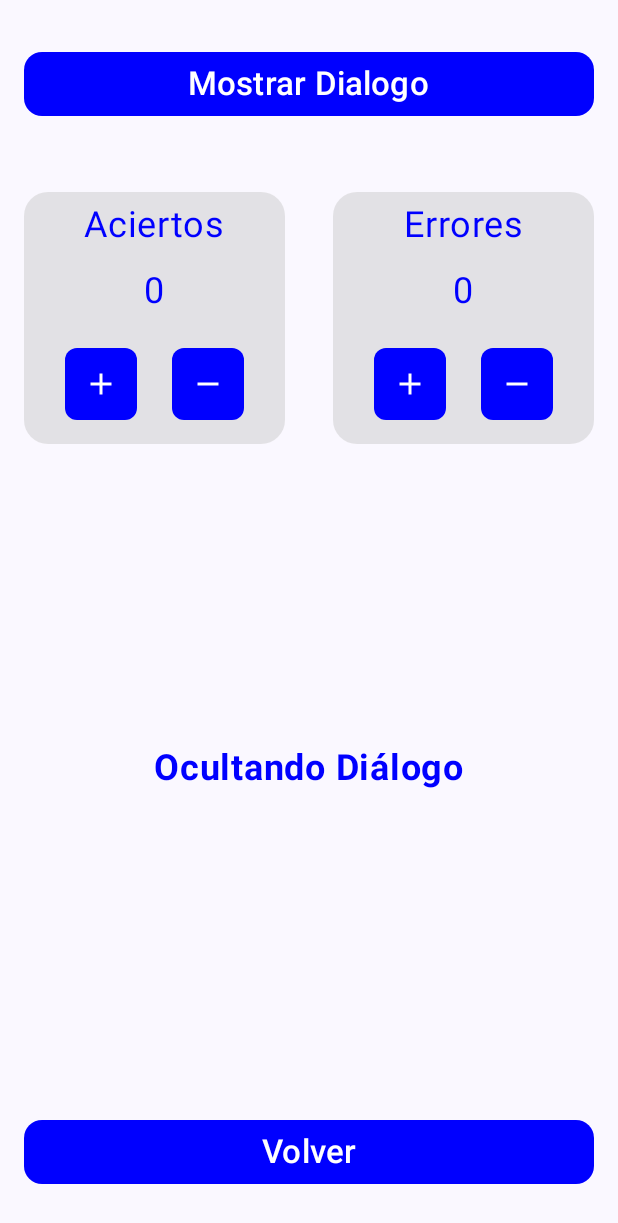
After one commit to juanfranj/AppJetpackComposeCatalogo, an Android app built with Jetpack Compose: the DialogoTablasScreen screen opened through its navigation route, on a phone screen of 412 x 824 dp. The commit adds this screen. Shown: the top 1223 px of the screen. Run offline under Robolectric (Android 15) with nearby library versions, the phone set to English and light mode, and no system bars; our stand-ins replace Dagger/Hilt's generated code, livedata-compose.

Commit message:
trabajando en diaolog AppMultiplicar

```diff
--- a/app/src/main/java/com/cursojetpackcompose/jetpackcomposecatalogomio/MainActivity.kt
+++ b/app/src/main/java/com/cursojetpackcompose/jetpackcomposecatalogomio/MainActivity.kt
@@ -50,6 +50,9 @@ import com.cursojetpackcompose.jetpackcomposecatalogomio.movimientoPrueba.ui.Mov
 import com.cursojetpackcompose.jetpackcomposecatalogomio.movimientoPrueba.ui.MovimientoPruebaViewModel
 import com.cursojetpackcompose.jetpackcomposecatalogomio.progressBar.ui.MyProgress
 import com.cursojetpackcompose.jetpackcomposecatalogomio.progressBar.ui.ProgressBarViewmodel
+import com.cursojetpackcompose.jetpackcomposecatalogomio.pruebas.dialogoTablasMultiplicar.ui.DialogoTablasScreen
+import com.cursojetpackcompose.jetpackcomposecatalogomio.pruebas.dialogoTablasMultiplicar.ui.DialogoTablasViewModel
+import com.cursojetpackcompose.jetpackcomposecatalogomio.pruebas.ui.PantallasPruebasScreen
 import com.cursojetpackcompose.jetpackcomposecatalogomio.ui.theme.JetpackComposeCatalogoMioTheme
 import dagger.hilt.android.AndroidEntryPoint
 
@@ -69,6 +72,7 @@ class MainActivity : ComponentActivity() {
     private val firebaseAnalyticsViewModel: FireBaseAnalyticsViewModel by viewModels()
     private val dragDropViewModel: DragDropViewModel by viewModels()
     private val movimientoPruebaViewModel: MovimientoPruebaViewModel by viewModels()
+    private val dialogoTablasViewModel: DialogoTablasViewModel by viewModels()
 
     override fun onCreate(savedInstanceState: Bundle?) {
         super.onCreate(savedInstanceState)
@@ -210,6 +214,14 @@ class MainActivity : ComponentActivity() {
 
                             MovimientoPrueba(navigationController, movimientoPruebaViewModel)
                         }
+                        //Pantalla Pruebas
+                        composable(route = Routes.PantallaPrueba.route) {
+                            PantallasPruebasScreen(navigationController = navigationController)
+                        }
+                        //Pantalla DiaologoAppMultiplicar
+                        composable(route = Routes.DialogoAppMultiplicar.route) {
+                            DialogoTablasScreen(navigationController, dialogoTablasViewModel)
+                        }
                     }
                 }
             }
--- a/app/src/main/java/com/cursojetpackcompose/jetpackcomposecatalogomio/home/Home.kt
+++ b/app/src/main/java/com/cursojetpackcompose/jetpackcomposecatalogomio/home/Home.kt
@@ -127,5 +127,15 @@ fun Home(navigationController: NavHostController) {
                 fontSize = MaterialTheme.typography.titleLarge.fontSize
             )
         }
+        Button(
+            onClick = { navigationController.navigate(Routes.PantallaPrueba.route) },
+            modifier = Modifier.width(300.dp),
+            shape = MaterialTheme.shapes.medium
+        ) {
+            Text(
+                text = "Pantallas De Pruebas",
+                fontSize = MaterialTheme.typography.titleLarge.fontSize
+            )
+        }
     }
 }
--- a/app/src/main/java/com/cursojetpackcompose/jetpackcomposecatalogomio/model/Routes.kt
+++ b/app/src/main/java/com/cursojetpackcompose/jetpackcomposecatalogomio/model/Routes.kt
@@ -32,7 +32,7 @@ sealed class Routes(val route: String) {
     object FireBaseAnalytics: Routes("fireBaseAnalytics")
     object MovimientoBoton: Routes("movimientoBoton")
     object MovimientoPrueba: Routes("movimientoPrueba")
-
-
+    object PantallaPrueba: Routes("pantallaPrueba")
+    object DialogoAppMultiplicar: Routes("diaoloAppMultiplicar")
 
 }
--- a/app/src/main/java/com/cursojetpackcompose/jetpackcomposecatalogomio/movimientoPrueba/ui/MovimientoPruebaScreen.kt
+++ b/app/src/main/java/com/cursojetpackcompose/jetpackcomposecatalogomio/movimientoPrueba/ui/MovimientoPruebaScreen.kt
@@ -68,7 +68,7 @@ fun MovimientoPrueba(
     val distance by movimientoPruebaViewModel.distance.observeAsState(0f)
     var showDialog by remember { mutableStateOf(false) }
 
-    val closeDistanceThreshold = 200f // Define the threshold for proximity
+    val closeDistanceThreshold = 300f // Define the threshold for proximity
 
     LaunchedEffect(distance) {
         if (distance < closeDistanceThreshold) {
@@ -98,12 +98,11 @@ fun MovimientoPrueba(
                 .fillMaxSize()
                 .padding(innerPadding)
         ) {
-            val animatedOffsetX = remember { Animatable(0f) }
-            val animatedOffsetY = remember { Animatable(0f) }
             val coroutineScope = rememberCoroutineScope()
             val animatedOffset = remember { Animatable(Offset.Zero, Offset.VectorConverter) }
 
             Column(
+
                 modifier = Modifier
                     .fillMaxSize()
                     .padding(innerPadding),
--- /dev/null
+++ b/app/src/main/java/com/cursojetpackcompose/jetpackcomposecatalogomio/pruebas/dialogoTablasMultiplicar/ui/DialogoTablasScreen.kt
@@ -0,0 +1,341 @@
+package com.cursojetpackcompose.jetpackcomposecatalogomio.pruebas.dialogoTablasMultiplicar.ui
+
+import androidx.compose.foundation.BorderStroke
+import androidx.compose.foundation.background
+import androidx.compose.foundation.layout.Arrangement
+import androidx.compose.foundation.layout.Box
+import androidx.compose.foundation.layout.Column
+import androidx.compose.foundation.layout.Row
+import androidx.compose.foundation.layout.Spacer
+import androidx.compose.foundation.layout.fillMaxSize
+import androidx.compose.foundation.layout.fillMaxWidth
+import androidx.compose.foundation.layout.height
+import androidx.compose.foundation.layout.padding
+import androidx.compose.foundation.shape.CircleShape
+import androidx.compose.foundation.shape.RoundedCornerShape
+import androidx.compose.material.icons.Icons
+import androidx.compose.material.icons.filled.Add
+import androidx.compose.material.icons.filled.Remove
+import androidx.compose.material3.Button
+import androidx.compose.material3.ButtonDefaults
+import androidx.compose.material3.Card
+import androidx.compose.material3.CardDefaults
+import androidx.compose.material3.Divider
+import androidx.compose.material3.ExperimentalMaterial3Api
+import androidx.compose.material3.Icon
+import androidx.compose.material3.IconButton
+import androidx.compose.material3.MaterialTheme
+import androidx.compose.material3.Scaffold
+import androidx.compose.material3.Text
+import androidx.compose.runtime.Composable
+import androidx.compose.runtime.getValue
+import androidx.compose.runtime.livedata.observeAsState
+import androidx.compose.runtime.rememberCoroutineScope
+import androidx.compose.ui.Alignment
+import androidx.compose.ui.Modifier
+import androidx.compose.ui.graphics.Color
+import androidx.compose.ui.res.stringResource
+import androidx.compose.ui.text.font.FontWeight
+import androidx.compose.ui.text.style.TextAlign
+import androidx.compose.ui.unit.dp
+import androidx.compose.ui.unit.sp
+import androidx.compose.ui.window.Dialog
+import androidx.compose.ui.window.DialogProperties
+import androidx.navigation.NavController
+import com.cursojetpackcompose.jetpackcomposecatalogomio.R
+import com.cursojetpackcompose.jetpackcomposecatalogomio.model.Routes
+import com.cursojetpackcompose.jetpackcomposecatalogomio.ui.theme.BotonAzul
+import com.cursojetpackcompose.jetpackcomposecatalogomio.ui.theme.TituloCard
+
+@OptIn(ExperimentalMaterial3Api::class)
+@Composable
+fun DialogoTablasScreen(
+    navigationController: NavController,
+    dialogoTablasViewModel: DialogoTablasViewModel
+) {
+
+    val showDialogo = dialogoTablasViewModel.showDialogo.observeAsState(initial = false)
+    val correctas by dialogoTablasViewModel.correctas.observeAsState(0)
+    val errores by dialogoTablasViewModel.errores.observeAsState(0)
+
+    Scaffold { conttenpadding ->
+        Column(
+            modifier = Modifier
+                .padding(conttenpadding)
+                .fillMaxSize(),
+            verticalArrangement = Arrangement.Center,
+            horizontalAlignment = Alignment.CenterHorizontally
+        ) {
+            Button(
+                onClick = {
+                    dialogoTablasViewModel.changeDialogo(navigationController)
+                },
+                modifier = Modifier
+                    .padding(vertical = 32.dp, horizontal = 16.dp)
+                    .fillMaxWidth(),
+                shape = MaterialTheme.shapes.medium,
+                colors = ButtonDefaults.buttonColors(
+                    containerColor = Color.Blue,
+                    contentColor = MaterialTheme.colorScheme.onPrimary
+                )
+            ) {
+                Text(
+                    text = "Mostrar Dialogo",
+                    fontSize = MaterialTheme.typography.titleLarge.fontSize
+                )
+            }
+            Row(Modifier.fillMaxWidth()) {
+                Column(
+                    modifier = Modifier
+                        .weight(1f)
+                        .padding(16.dp)
+                        .background(Color.LightGray.copy(alpha = 0.5f), RoundedCornerShape(16.dp)),
+                    horizontalAlignment = Alignment.CenterHorizontally
+                ) {
+                    Text(
+                        text = "Aciertos",
+                        modifier = Modifier.padding(vertical = 8.dp, horizontal = 16.dp),
+                        color = Color.Blue,
+                        fontSize = 24.sp,
+                    )
+                    Text(
+                        text = "$correctas",
+                        modifier = Modifier.padding(vertical = 8.dp, horizontal = 16.dp),
+                        color = Color.Blue,
+                        fontSize = 24.sp,
+                    )
+
+                    Box(
+                        modifier = Modifier
+                            .padding(16.dp)
+                            .fillMaxWidth(),
+                        contentAlignment = Alignment.Center
+                    ) {
+                        Row(
+                            modifier = Modifier.fillMaxWidth(),
+                            horizontalArrangement = Arrangement.SpaceAround
+                        ) {
+                            IconButton(
+                                onClick = { dialogoTablasViewModel.incrementarAciertos()},
+                                modifier = Modifier
+                                    .background(Color.Blue, RoundedCornerShape(8.dp))
+                            ) {
+                                Icon(
+                                    imageVector = Icons.Default.Add,
+                                    contentDescription = "Decrement",
+                                    tint = Color.White
+                                )
+                            }
+                            IconButton(
+                                onClick = { dialogoTablasViewModel.decrementarAciertos()},
+                                modifier = Modifier
+                                    .background(Color.Blue, RoundedCornerShape(8.dp))
+                            ) {
+                                Icon(
+                                    imageVector = Icons.Default.Remove,
+                                    contentDescription = "Increment",
+                                    tint = Color.White
+                                )
+                            }
+                        }
+                    }
+
+                }
+                Column(
+                    modifier = Modifier
+                        .weight(1f)
+                        .padding(16.dp)
+                        .background(Color.LightGray.copy(alpha = 0.5f), RoundedCornerShape(16.dp)),
+                    horizontalAlignment = Alignment.CenterHorizontally
+                ) {
+                    Text(
+                        text = "Errores",
+                        modifier = Modifier.padding(vertical = 8.dp, horizontal = 16.dp),
+                        color = Color.Blue,
+                        fontSize = 24.sp,
+                    )
+                    Text(
+                        text = "$errores",
+                        modifier = Modifier.padding(vertical = 8.dp, horizontal = 16.dp),
+                        color = Color.Blue,
+                        fontSize = 24.sp,
+                    )
+                    Box(
+                        modifier = Modifier
+                            .padding(16.dp)
+                            .fillMaxWidth(),
+                        contentAlignment = Alignment.Center
+                    ) {
+                        Row(
+                            modifier = Modifier.fillMaxWidth(),
+                            horizontalArrangement = Arrangement.SpaceAround
+                        ) {
+                            IconButton(
+                                onClick = {dialogoTablasViewModel.incrementarErrores() },
+                                modifier = Modifier
+                                    .background(Color.Blue, RoundedCornerShape(8.dp))
+                            ) {
+                                Icon(
+                                    imageVector = Icons.Default.Add,
+                                    contentDescription = "Decrement",
+                                    tint = Color.White
+                                )
+                            }
+                            IconButton(
+                                onClick = {dialogoTablasViewModel.decrementarErrores() },
+                                modifier = Modifier
+                                    .background(Color.Blue, RoundedCornerShape(8.dp))
+                            ) {
+                                Icon(
+                                    imageVector = Icons.Default.Remove,
+                                    contentDescription = "Increment",
+                                    tint = Color.White
+                                )
+                            }
+                        }
+                    }
+
+                }
+            }
+
+            Spacer(modifier = Modifier.weight(1f))
+            Text(
+                text = if (showDialogo.value == true) "Mostrando Dialogo" else "Ocultando Diálogo",
+                modifier = Modifier.padding(16.dp),
+                color = Color.Blue,
+                fontSize = 24.sp,
+                fontWeight = FontWeight.Bold,
+//                textAlign =  TextAlign.Center
+
+            )
+            Spacer(modifier = Modifier.weight(1f))
+            Button(
+                onClick = {
+                    navigationController.navigate(Routes.PantallaPrueba.route)
+                },
+                modifier = Modifier
+                    .padding(vertical = 32.dp, horizontal = 16.dp)
+                    .fillMaxWidth(),
+                shape = MaterialTheme.shapes.medium,
+                colors = ButtonDefaults.buttonColors(
+                    containerColor = Color.Blue,
+                    contentColor = MaterialTheme.colorScheme.onPrimary
+                )
+            ) {
+                Text(
+                    text = "Volver",
+                    fontSize = MaterialTheme.typography.titleLarge.fontSize
+                )
+            }
+            DialogoTablas(
+                show = showDialogo.value,
+                onDismiss = { dialogoTablasViewModel.changeDialogo(navigationController) },
+                dialogoTablasViewModel = dialogoTablasViewModel
+            )
+        }
+
+    }
+}
+
+
+@Composable
+fun DialogoTablas(
+    show: Boolean,
+    onDismiss: () -> Unit,
+    dialogoTablasViewModel: DialogoTablasViewModel,
+//                  activity: MainActivity,
+//                  anunciosViewModel: AnunciosViewModel,
+
+) {
+    val correctas by dialogoTablasViewModel.correctas.observeAsState(0)
+    val errores by dialogoTablasViewModel.errores.observeAsState(0)
+    val coroutineScope = rememberCoroutineScope()
+
+    if (show) {
+        Dialog(
+            onDismissRequest = {
+                onDismiss()
+            },
+            properties = DialogProperties(dismissOnBackPress = false, dismissOnClickOutside = false)
+        ) {
+            Card(
+                modifier = Modifier
+                    .fillMaxWidth()
+                    .padding(4.dp),
+                colors = CardDefaults.cardColors(
+                    containerColor = TituloCard,
+                    contentColor = Color.White
+                ),
+                border = BorderStroke(4.dp, Color.LightGray)
+            ) {
+                Column(
+                    Modifier
+                        .fillMaxWidth()
+                        .padding(16.dp),
+                    horizontalAlignment = Alignment.CenterHorizontally,
+                ) {
+                    Text(
+                        modifier = Modifier
+                            .padding(top = 16.dp)
+                            .fillMaxWidth(),
+                        text = stringResource(id = R.string.repasarSeleccion_dialogo_terminar),
+                        fontWeight = FontWeight.Bold,
+                        textAlign = TextAlign.Center,
+                        fontSize = 28.sp,
+                        lineHeight = 32.sp
+                    )
+                    Spacer(modifier = Modifier.height(16.dp))
+                    Divider(
+                        Modifier
+                            .background(Color.White)
+                            .height(4.dp)
+                            .fillMaxWidth()
+                            .padding(vertical = 8.dp)
+                    )
+                    Spacer(modifier = Modifier.height(16.dp))
+                    Text(
+                        modifier = Modifier
+                            .padding(top = 16.dp)
+                            .fillMaxWidth(),
+                        text = "${stringResource(id = R.string.repasarSeleccion_dialogo_aciertos)}: $correctas",
+                        fontWeight = FontWeight.Bold,
+                        textAlign = TextAlign.Center,
+                        fontSize = 28.sp,
+                        lineHeight = 32.sp
+                    )
+                    Text(
+                        modifier = Modifier.padding(top = 16.dp),
+                        text = "${stringResource(id = R.string.repasarSeleccion_dialogo_errores)}: $errores",
+                        fontWeight = FontWeight.Bold,
+                        textAlign = TextAlign.Center,
+                        fontSize = 28.sp,
+                        lineHeight = 32.sp
+                    )
+                    Button(
+                        onClick = {
+//                            anunciosViewModel.getAdsRepasarSeleccion(activity)
+                            onDismiss()
+                        },
+                        modifier = Modifier
+                            .fillMaxWidth()
+                            .padding(top = 38.dp),
+                        shape = MaterialTheme.shapes.small,
+                        colors = ButtonDefaults.buttonColors(
+                            containerColor = BotonAzul,
+                            contentColor = Color.White,
+                        ),
+                        border = BorderStroke(4.dp, Color.White)
+                    ) {
+                        Text(
+                            text = stringResource(id = R.string.boton_dialogo),
+                            fontSize = 28.sp,
+                            fontWeight = FontWeight.Bold,
+
+                            )
+                    }
+                }
+            }
+
+        }
+    }
+}
--- /dev/null
+++ b/app/src/main/java/com/cursojetpackcompose/jetpackcomposecatalogomio/pruebas/dialogoTablasMultiplicar/ui/DialogoTablasViewModel.kt
@@ -0,0 +1,42 @@
+package com.cursojetpackcompose.jetpackcomposecatalogomio.pruebas.dialogoTablasMultiplicar.ui
+
+import androidx.lifecycle.LiveData
+import androidx.lifecycle.MutableLiveData
+import androidx.lifecycle.ViewModel
+import androidx.navigation.NavController
+import com.cursojetpackcompose.jetpackcomposecatalogomio.model.Routes
+import dagger.hilt.android.lifecycle.HiltViewModel
+import javax.inject.Inject
+
+@HiltViewModel
+class DialogoTablasViewModel @Inject constructor() : ViewModel() {
+
+    private val _showDialogo = MutableLiveData<Boolean>(false)
+    val showDialogo: LiveData<Boolean> = _showDialogo
+
+    private val _correctas = MutableLiveData<Int>(0)
+    val correctas: LiveData<Int> = _correctas
+
+    private val _errores = MutableLiveData<Int>(0)
+    val errores: LiveData<Int> = _errores
+
+    fun changeDialogo(navigationController: NavController) {
+
+//        navigationController.navigate(Routes.PantallaPrueba.route)
+        _showDialogo.value = !_showDialogo.value!!
+
+    }
+
+    fun incrementarAciertos(){
+        _correctas.value = _correctas.value!! + 1
+    }
+    fun decrementarAciertos(){
+        _correctas.value = _correctas.value!! - 1
+    }
+    fun incrementarErrores(){
+        _errores.value = _errores.value!! + 1
+    }
+    fun decrementarErrores(){
+        _errores.value = _errores.value!! - 1
+    }
+}
--- a/app/src/main/res/values/strings.xml
+++ b/app/src/main/res/values/strings.xml
@@ -2,4 +2,16 @@
 <!--<string name="app_name">JetpackComposeCatalogoMio</string>&ndash;&gt;-->
     <string name="app_name">JetPack_Catalogo</string>
 
+    <string name="boton_dialogo">Volver</string>
+
+    //RepasarTablasSeleccion
+    <string name="repasarSeleccion_name">Repasar Tablas </string>
+    <string name="selecionar_respuesta">Selecciona la Respuesta Correcta</string>
+    <string name="terminarSeleccion_boton">Finalizar</string>
+    <string name="repasarSeleccion_dialogo_terminar">Enhorabuena Has Finalizado</string>
+    <string name="repasarSeleccion_dialogo_aciertos">Has Acertado </string>
+    <string name="repasarSeleccion_dialogo_errores">Has Fallado </string>
+    <string name="repasarSeleccion_aciertos">¡¡ HAS ACERTADO !! </string>
+    <string name="repasarSeleccion_errores">¡¡ HAS FALLADO !! </string>
+
 </resources>
```
Also changed, not shown: app/src/main/java/com/cursojetpackcompose/jetpackcomposecatalogomio/pruebas/ui/PantallasPrueba.kt (added, +66 -0 lines), app/src/main/java/com/cursojetpackcompose/jetpackcomposecatalogomio/ui/theme/Color.kt (+18 -0 lines).
